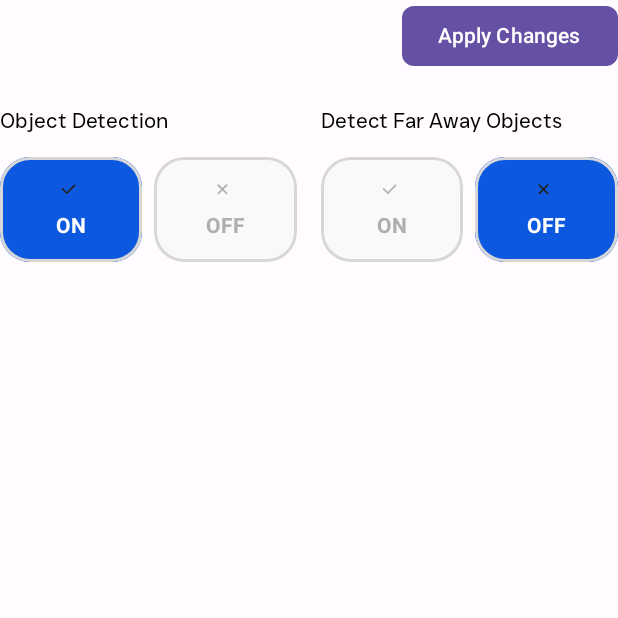
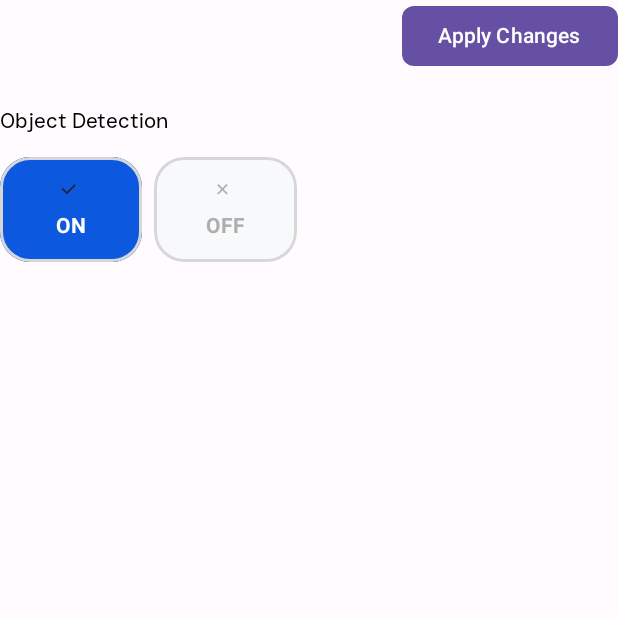
Before and after one commit to Shathir/CamConnect, an Android app built with Jetpack Compose: the composable AiLayout shown on its own in the app's theme, after a tap on "ON", on a phone screen of 412 x 824 dp, the top half of it. Run offline under Robolectric (Android 15) with nearby library versions, the phone set to English and light mode, and no system bars; our stand-ins replace window size class; network calls fail; pictures from the network do not load; Roboto replaces fonts that are not available here.

Commit message:
Title: Marine Model fix
Description:
 - Changed the threshold to 0.25 and removed detect far logic

Signed-off-by: <Shathir Hussain> <shathir.h@outdu.com>
Date: 2025-09-09

```diff
--- a/app/src/main/java/com/outdu/camconnect/MainActivity.kt
+++ b/app/src/main/java/com/outdu/camconnect/MainActivity.kt
@@ -117,7 +117,7 @@ class MainActivity : ComponentActivity() {
     }
 
     fun loadODModel(modelId: Int) {
-        val retInit = nativeLoadOdModel(assets, 1,1, CameraConfigurationManager.isDepthSensingEnabled(), 1)
+        val retInit = nativeLoadOdModel(assets, 0,1, CameraConfigurationManager.isDepthSensingEnabled(), 1)
         if (!retInit) {
             Log.e("MainActivity", "yolov8ncnn loadModel failed")
             runOnUiThread {
--- a/app/src/main/java/com/outdu/camconnect/ui/components/settings/ai/AiLayout.kt
+++ b/app/src/main/java/com/outdu/camconnect/ui/components/settings/ai/AiLayout.kt
@@ -248,22 +248,22 @@ fun AiLayout(
                     horizontalAlignment = Alignment.Start,
                     verticalArrangement = Arrangement.spacedBy(16.dp)
                 ) {
-                    if(uiState.od) {
-                        Text(
-                            text = "Detect Far Away Objects",
-                            style = TextStyle(
-                                fontSize = if(deviceType == DeviceType.TABLET) 16.sp else 14.sp,
-                                lineHeight = 14.02.sp,
-                                fontFamily = FontFamily(Font(R.font.just_sans_regular)),
-                                fontWeight = FontWeight(500),
-                                color = if (isDarkTheme) Color.White else Color.Black
-                            )
-                        )
-                        YesNoButtons(
-                            isEnabled = uiState.far,
-                            onValueChange = { aiConfigViewModel.updateFAR(it) }
-                        )
-                    }
+//                    if(uiState.od) {
+//                        Text(
+//                            text = "Detect Far Away Objects",
+//                            style = TextStyle(
+//                                fontSize = if(deviceType == DeviceType.TABLET) 16.sp else 14.sp,
+//                                lineHeight = 14.02.sp,
+//                                fontFamily = FontFamily(Font(R.font.just_sans_regular)),
+//                                fontWeight = FontWeight(500),
+//                                color = if (isDarkTheme) Color.White else Color.Black
+//                            )
+//                        )
+//                        YesNoButtons(
+//                            isEnabled = uiState.far,
+//                            onValueChange = { aiConfigViewModel.updateFAR(it) }
+//                        )
+//                    }
                 }
 
                 if(deviceType == DeviceType.TABLET) {
--- a/app/src/main/java/com/outdu/camconnect/ui/layouts/streamer/streamView.kt
+++ b/app/src/main/java/com/outdu/camconnect/ui/layouts/streamer/streamView.kt
@@ -473,6 +473,7 @@ fun ZoomableVideoTextureView(
                                 MainActivitySingleton.nativeSurfaceInit(s)
                                 // Load configuration synchronously for immediate use
                                 CameraConfigurationManager.loadConfiguration(currentContext)
+                                Log.d("CameraConfigurationManager", "${CameraConfigurationManager.isFarDetectionEnabled()}")
                                 MainActivitySingleton.nativePlay(
                                     width,
                                     height,
@@ -701,6 +702,7 @@ fun drawOverlay(
 
             // Draw the label just above the top-left corner of the box
             canvas.drawText(label, left + 8f, top - 12f, textPaint)
+            Log.d("CameraConfigurationManager", "Overlay text is : ${label}")
         }
 
     } catch (e: Exception) {
```
Also changed, not shown: 1 other file.
